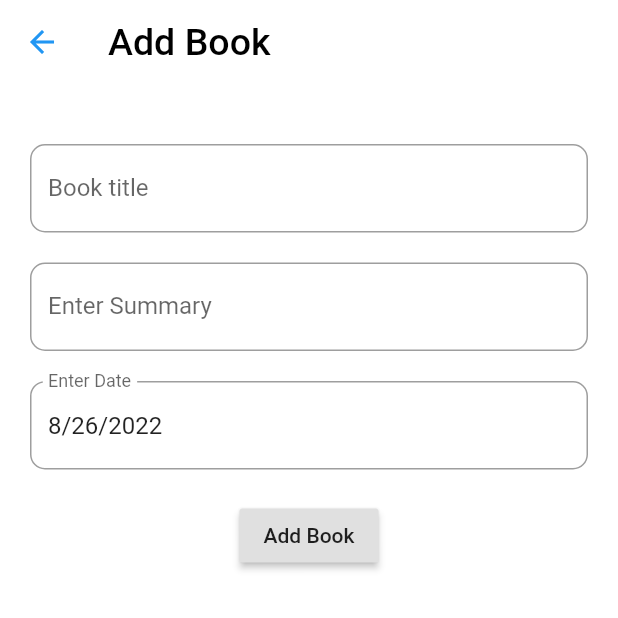
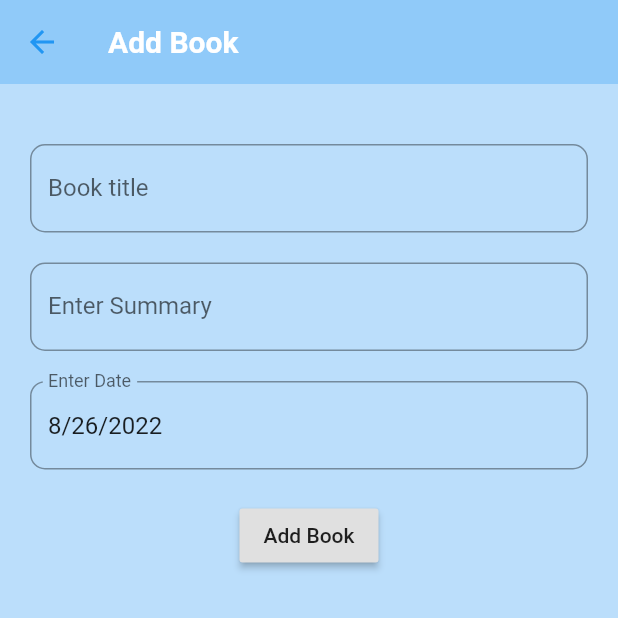
Before and after one commit to nepali-rakshya/book_library_application, a Flutter app: the screen it shows once a user with an empty profile is signed in, after a tap on the "add" icon, on a phone screen of 412 x 824 dp, the top half of it. Run offline on Flutter 3.47's test engine with Material 2 defaults, Android fonts, the light colour scheme and no system bars; our stand-ins replace cloud_firestore, date_format, firebase_auth, firebase_core; accounts and stored records are empty.

Commit message:
last commit

```diff
--- a/lib/screens/addbook.dart
+++ b/lib/screens/addbook.dart
@@ -76,12 +76,15 @@ class _AddBookState extends State<AddBook> {
   @override
   Widget build(BuildContext context) {
     return Scaffold(
-      backgroundColor: Colors.white,
+      backgroundColor: Colors.blue[100],
       appBar: AppBar(
-        backgroundColor: Colors.white,
+        backgroundColor: Colors.blue[200],
         elevation: 0.0,
-        title: Text('Add Book',
-            style: TextStyle(color: Colors.black, fontSize: 25.0)),
+        title: Text(
+          'Add Book',
+          style: TextStyle(
+              color: Colors.white, fontWeight: FontWeight.bold, fontSize: 20.0),
+        ),
         leading: GestureDetector(
           onTap: () {
             Navigator.of(context).pop();
@@ -108,7 +111,7 @@ class _AddBookState extends State<AddBook> {
                       borderRadius: BorderRadius.circular(10),
                     ),
                     labelText: 'Book title',
-                    hintText: 'Enter title of the book........'),
+                    hintText: 'Enter title of the book'),
               ),
               SizedBox(height: 20.0),
               TextField(
@@ -119,7 +122,7 @@ class _AddBookState extends State<AddBook> {
                       borderRadius: BorderRadius.circular(10),
                     ),
                     labelText: 'Enter Summary',
-                    hintText: 'Enter summary of the book........'),
+                    hintText: 'Enter summary of the book'),
               ),
               SizedBox(height: 20.0),
               TextField(
@@ -129,24 +132,11 @@ class _AddBookState extends State<AddBook> {
                       borderRadius: BorderRadius.circular(10),
                     ),
                     labelText: 'Enter Date',
-                    hintText: 'Enter date of your book........'),
+                    hintText: 'Enter date of your book'),
                 onTap: () {
                   _selectDate(context);
                 },
               ),
-              // SizedBox(height: 20.0),
-              // TextField(
-              //   controller: _timeController,
-              //   decoration: InputDecoration(
-              //       border: OutlineInputBorder(
-              //         borderRadius: BorderRadius.circular(10),
-              //       ),
-              //       labelText: 'Enter Time',
-              //       hintText: 'Enter time of your note........'),
-              //   onTap: () {
-              //     _selectTime(context);
-              //   },
-              // ),
               SizedBox(height: 20.0),
               RaisedButton(
                 onPressed: () {
--- a/lib/screens/homepage.dart
+++ b/lib/screens/homepage.dart
@@ -56,26 +56,10 @@ class _HomePageState extends State<HomePage> {
         title: Text(
           "Book Library",
           style: TextStyle(
-              fontWeight: FontWeight.bold, fontSize: 23.0, color: Colors.white),
+              fontWeight: FontWeight.bold, fontSize: 25.0, color: Colors.white),
         ),
         backgroundColor: Colors.blue[200],
         elevation: 0.0,
-        leading: Icon(
-          Icons.menu,
-          color: Colors.blue,
-        ),
-        actions: [
-          IconButton(
-            icon: const Icon(
-              Icons.notifications,
-              color: Colors.blue,
-            ),
-            onPressed: () {},
-          ),
-          IconButton(
-              onPressed: () {},
-              icon: const Icon(Icons.logout, color: Colors.blue))
-        ],
       ),
       body: StreamBuilder(
         stream: FirebaseFirestore.instance
@@ -110,14 +94,13 @@ class _HomePageState extends State<HomePage> {
                   },
                   child: Card(
                     elevation: 5.0,
-                    color: Colors.white,
+                    color: Colors.red[200],
                     child: Column(
                       crossAxisAlignment: CrossAxisAlignment.center,
                       children: [
                         ListTile(
                           leading: CircleAvatar(
-                              child: Image.asset(
-                                  "assets/images/sikshyatechnology.jpg")),
+                              child: Image.asset("assets/images/booklogo.png")),
                           iconColor: Colors.black,
                           title: Text(
                             document['title'],
@@ -193,11 +176,3 @@ class _HomePageState extends State<HomePage> {
     );
   }
 }
-
-Future<void> logout(BuildContext context) async {
-  await FirebaseAuth.instance.signOut();
-  Navigator.pushAndRemoveUntil(
-      context,
-      MaterialPageRoute(builder: (BuildContext context) => SigninScreen()),
-      (route) => false);
-}
```
Also changed, not shown: lib/screens/signin.dart (+1 -6 lines).
